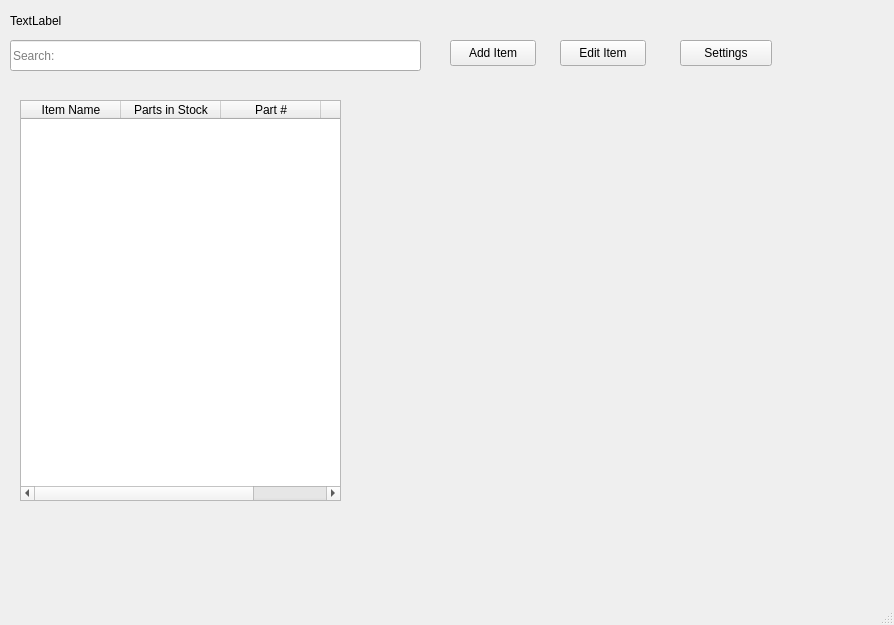
Above: app/layout/MainWindow.ui from saul-escobedo/Electronics_Inventory before the change. Below: the same form after it.
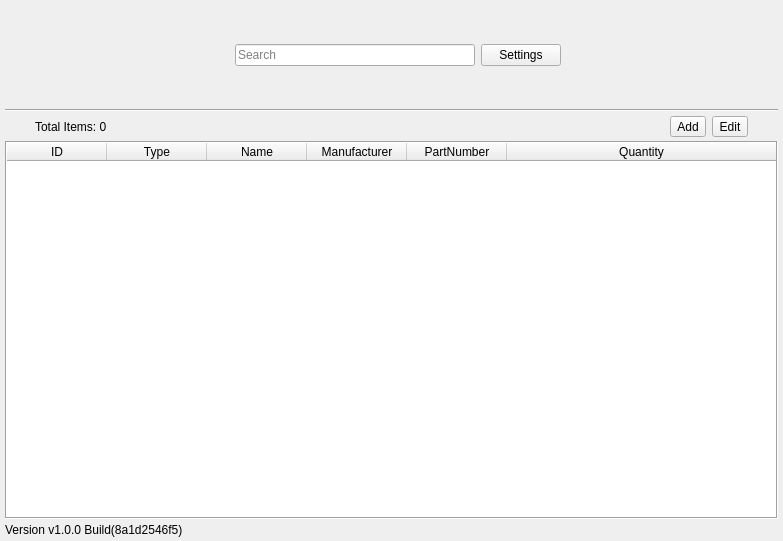
That is the form after the change. Icons and pictures are not drawn.

What changed in the file:
```diff
--- a/app/layout/MainWindow.ui
+++ b/app/layout/MainWindow.ui
@@ -6,123 +6,300 @@
    <rect>
     <x>0</x>
     <y>0</y>
-    <width>894</width>
-    <height>625</height>
+    <width>783</width>
+    <height>541</height>
    </rect>
   </property>
+  <property name="sizePolicy">
+   <sizepolicy hsizetype="Minimum" vsizetype="Minimum">
+    <horstretch>0</horstretch>
+    <verstretch>0</verstretch>
+   </sizepolicy>
+  </property>
+  <property name="minimumSize">
+   <size>
+    <width>640</width>
+    <height>480</height>
+   </size>
+  </property>
   <property name="windowTitle">
    <string>MainWindow</string>
   </property>
-  <widget class="QWidget" name="centralwidget">
-   <widget class="QLabel" name="Total_Parts">
-    <property name="geometry">
-     <rect>
-      <x>10</x>
-      <y>10</y>
-      <width>131</width>
-      <height>21</height>
-     </rect>
-    </property>
-    <property name="text">
-     <string>TextLabel</string>
-    </property>
-   </widget>
-   <widget class="QLineEdit" name="Search_Bar">
-    <property name="geometry">
-     <rect>
-      <x>10</x>
-      <y>40</y>
-      <width>411</width>
-      <height>31</height>
-     </rect>
-    </property>
-    <property name="text">
-     <string/>
-    </property>
-    <property name="placeholderText">
-     <string>Search:</string>
-    </property>
-   </widget>
-   <widget class="QTableWidget" name="Inventory_Table">
-    <property name="geometry">
-     <rect>
-      <x>20</x>
-      <y>100</y>
-      <width>321</width>
-      <height>401</height>
-     </rect>
-    </property>
-    <property name="columnCount">
-     <number>4</number>
-    </property>
-    <column>
-     <property name="text">
-      <string>Item Name</string>
-     </property>
-    </column>
-    <column>
-     <property name="text">
-      <string>Parts in Stock</string>
-     </property>
-    </column>
-    <column>
-     <property name="text">
-      <string>Part #</string>
-     </property>
-    </column>
-    <column/>
-   </widget>
-   <widget class="QPushButton" name="Add_Item">
-    <property name="geometry">
-     <rect>
-      <x>450</x>
-      <y>40</y>
-      <width>86</width>
-      <height>26</height>
-     </rect>
-    </property>
-    <property name="text">
-     <string>Add Item</string>
-    </property>
-   </widget>
-   <widget class="QPushButton" name="Edit_Item">
-    <property name="geometry">
-     <rect>
-      <x>560</x>
-      <y>40</y>
-      <width>86</width>
-      <height>26</height>
-     </rect>
-    </property>
-    <property name="text">
-     <string>Edit Item</string>
-    </property>
-   </widget>
-   <widget class="QPushButton" name="Settings_Button">
-    <property name="geometry">
-     <rect>
-      <x>680</x>
-      <y>40</y>
-      <width>92</width>
-      <height>26</height>
-     </rect>
-    </property>
-    <property name="text">
-     <string>Settings</string>
-    </property>
-   </widget>
-  </widget>
-  <widget class="QMenuBar" name="menubar">
-   <property name="geometry">
-    <rect>
-     <x>0</x>
-     <y>0</y>
-     <width>894</width>
-     <height>23</height>
-    </rect>
+  <property name="windowIcon">
+   <iconset resource="../../assets/assets.qrc">
+    <normaloff>:/icons/icons/icon.png</normaloff>:/icons/icons/icon.png</iconset>
+  </property>
+  <widget class="QWidget" name="backing">
+   <property name="enabled">
+    <bool>true</bool>
    </property>
+   <layout class="QVBoxLayout" name="verticalLayout_3">
+    <property name="spacing">
+     <number>5</number>
+    </property>
+    <property name="leftMargin">
+     <number>5</number>
+    </property>
+    <property name="topMargin">
+     <number>5</number>
+    </property>
+    <property name="rightMargin">
+     <number>5</number>
+    </property>
+    <property name="bottomMargin">
+     <number>4</number>
+    </property>
+    <item>
+     <layout class="QVBoxLayout" name="verticalLayout_2">
+      <property name="spacing">
+       <number>4</number>
+      </property>
+      <item>
+       <widget class="QWidget" name="widget" native="true">
+        <property name="sizePolicy">
+         <sizepolicy hsizetype="Preferred" vsizetype="Fixed">
+          <horstretch>0</horstretch>
+          <verstretch>0</verstretch>
+         </sizepolicy>
+        </property>
+        <property name="minimumSize">
+         <size>
+          <width>0</width>
+          <height>100</height>
+         </size>
+        </property>
+        <property name="baseSize">
+         <size>
+          <width>0</width>
+          <height>0</height>
+         </size>
+        </property>
+        <layout class="QHBoxLayout" name="horizontalLayout_4">
+         <property name="leftMargin">
+          <number>20</number>
+         </property>
+         <property name="topMargin">
+          <number>0</number>
+         </property>
+         <property name="rightMargin">
+          <number>20</number>
+         </property>
+         <property name="bottomMargin">
+          <number>0</number>
+         </property>
+         <item>
+          <layout class="QHBoxLayout" name="horizontalLayout_3">
+           <item>
+            <spacer name="horizontalSpacer">
+             <property name="orientation">
+              <enum>Qt::Horizontal</enum>
+             </property>
+             <property name="sizeHint" stdset="0">
+              <size>
+               <width>40</width>
+               <height>20</height>
+              </size>
+             </property>
+            </spacer>
+           </item>
+           <item>
+            <widget class="QLabel" name="label">
+             <property name="sizePolicy">
+              <sizepolicy hsizetype="Fixed" vsizetype="Fixed">
+               <horstretch>0</horstretch>
+               <verstretch>0</verstretch>
+              </sizepolicy>
+             </property>
+             <property name="text">
+              <string/>
+             </property>
+             <property name="pixmap">
+              <pixmap resource="../../assets/assets.qrc">:/logos/images/logo78.png</pixmap>
+             </property>
+            </widget>
+           </item>
+           <item>
+            <widget class="QLineEdit" name="Search_Bar">
+             <property name="sizePolicy">
+              <sizepolicy hsizetype="MinimumExpanding" vsizetype="Fixed">
+               <horstretch>0</horstretch>
+               <verstretch>0</verstretch>
+              </sizepolicy>
+             </property>
+             <property name="minimumSize">
+              <size>
+               <width>240</width>
+               <height>0</height>
+              </size>
+             </property>
+             <property name="text">
+              <string/>
+             </property>
+             <property name="placeholderText">
+              <string>Search</string>
+             </property>
+            </widget>
+           </item>
+           <item>
+            <widget class="QPushButton" name="Settings_Button">
+             <property name="text">
+              <string>Settings</string>
+             </property>
+            </widget>
+           </item>
+           <item>
+            <spacer name="horizontalSpacer_2">
+             <property name="orientation">
+              <enum>Qt::Horizontal</enum>
+             </property>
+             <property name="sizeHint" stdset="0">
+              <size>
+               <width>40</width>
+               <height>20</height>
+              </size>
+             </property>
+            </spacer>
+           </item>
+          </layout>
+         </item>
+        </layout>
+       </widget>
+      </item>
+      <item>
+       <widget class="Line" name="line">
+        <property name="orientation">
+         <enum>Qt::Horizontal</enum>
+        </property>
+       </widget>
+      </item>
+      <item>
+       <widget class="QWidget" name="widget_2" native="true">
+        <property name="sizePolicy">
+         <sizepolicy hsizetype="Preferred" vsizetype="Minimum">
+          <horstretch>0</horstretch>
+          <verstretch>0</verstretch>
+         </sizepolicy>
+        </property>
+        <property name="minimumSize">
+         <size>
+          <width>0</width>
+          <height>20</height>
+         </size>
+        </property>
+        <layout class="QHBoxLayout" name="horizontalLayout_2">
+         <property name="leftMargin">
+          <number>30</number>
+         </property>
+         <property name="topMargin">
+          <number>0</number>
+         </property>
+         <property name="rightMargin">
+          <number>30</number>
+         </property>
+         <property name="bottomMargin">
+          <number>0</number>
+         </property>
+         <item>
+          <layout class="QHBoxLayout" name="horizontalLayout">
+           <item>
+            <widget class="QLabel" name="Total_Parts">
+             <property name="text">
+              <string>Total Items: 0</string>
+             </property>
+            </widget>
+           </item>
+           <item>
+            <spacer name="horizontalSpacer_3">
+             <property name="orientation">
+              <enum>Qt::Horizontal</enum>
+             </property>
+             <property name="sizeHint" stdset="0">
+              <size>
+               <width>40</width>
+               <height>20</height>
+              </size>
+             </property>
+            </spacer>
+           </item>
+           <item>
+            <widget class="QToolButton" name="Add_Item">
+             <property name="text">
+              <string>Add</string>
+             </property>
+            </widget>
+           </item>
+           <item>
+            <widget class="QToolButton" name="Edit_Item">
+             <property name="text">
+              <string>Edit</string>
+             </property>
+            </widget>
+           </item>
+          </layout>
+         </item>
+        </layout>
+       </widget>
+      </item>
+      <item>
+       <widget class="QTableWidget" name="Inventory_Table">
+        <property name="frameShape">
+         <enum>QFrame::Box</enum>
+        </property>
+        <property name="columnCount">
+         <number>6</number>
+        </property>
+        <attribute name="horizontalHeaderCascadingSectionResizes">
+         <bool>true</bool>
+        </attribute>
+        <attribute name="horizontalHeaderShowSortIndicator" stdset="0">
+         <bool>false</bool>
+        </attribute>
+        <attribute name="horizontalHeaderStretchLastSection">
+         <bool>true</bool>
+        </attribute>
+        <column>
+         <property name="text">
+          <string>ID</string>
+         </property>
+        </column>
+        <column>
+         <property name="text">
+          <string>Type</string>
+         </property>
+        </column>
+        <column>
+         <property name="text">
+          <string>Name</string>
+         </property>
+        </column>
+        <column>
+         <property name="text">
+          <string>Manufacturer</string>
+         </property>
+        </column>
+        <column>
+         <property name="text">
+          <string>PartNumber</string>
+         </property>
+        </column>
+        <column>
+         <property name="text">
+          <string>Quantity</string>
+         </property>
+        </column>
+       </widget>
+      </item>
+      <item>
+       <widget class="QLabel" name="label_2">
+        <property name="text">
+         <string>Version v1.0.0 Build(8a1d2546f5)</string>
+        </property>
+       </widget>
+      </item>
+     </layout>
+    </item>
+   </layout>
   </widget>
-  <widget class="QStatusBar" name="statusbar"/>
  </widget>
  <resources/>
  <connections/>
```
Left out of the diff: 6 changed lines with no effect on the pictures.
